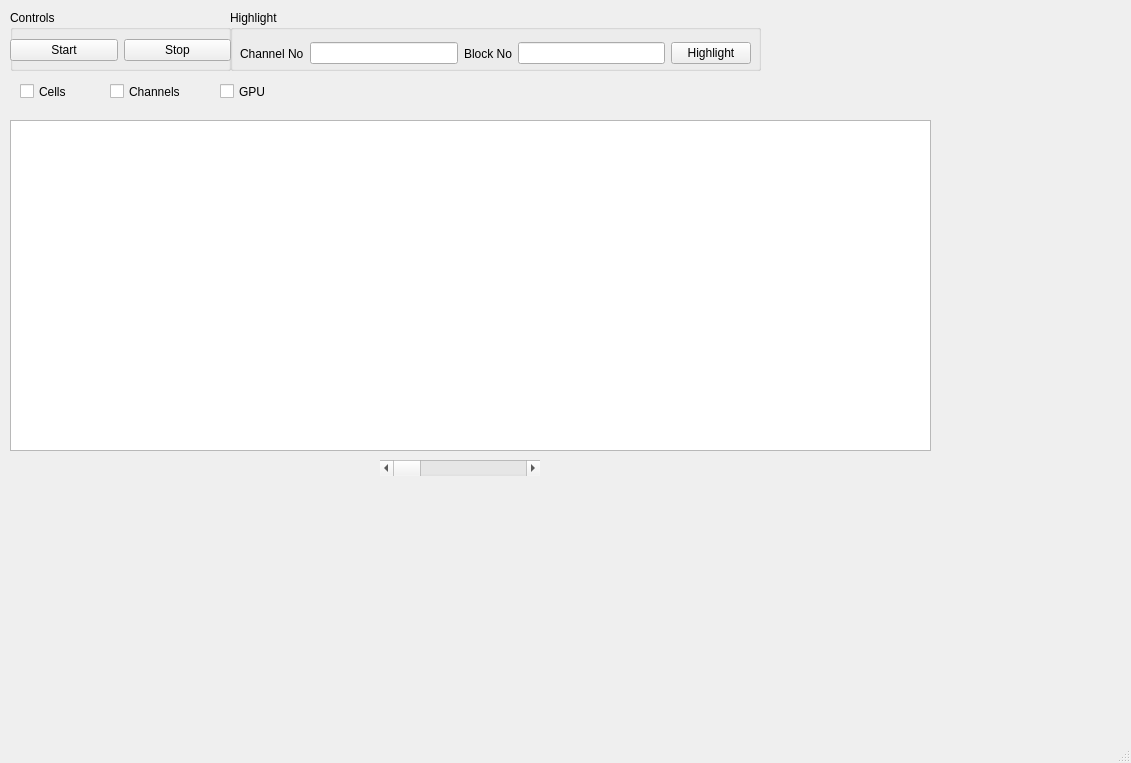
This is narsil/liverun/ui/liveWindow.ui in karempudi/narsil as Qt 5 draws it before an edit. The edited form follows.
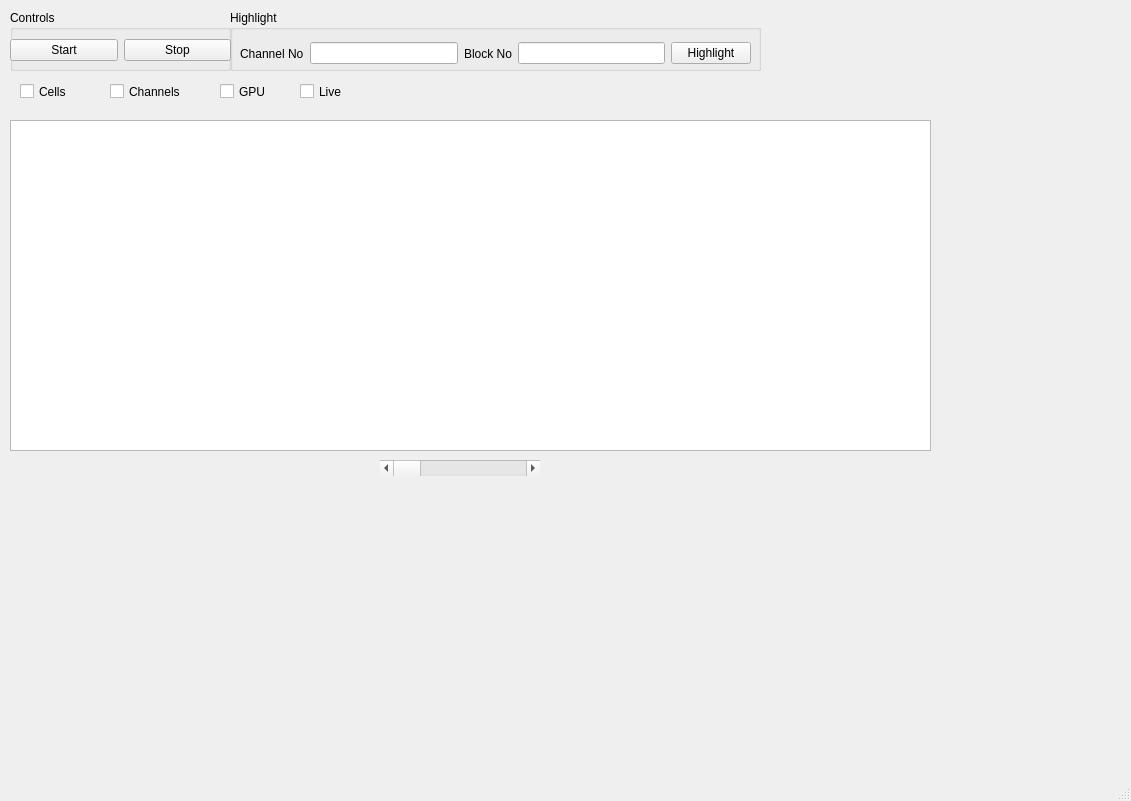
This is the edited form. Custom widgets are drawn as their Qt base class.

Commit message: Spotted error in channel detection data... Need to write error handling

```diff
--- a/narsil/liverun/ui/liveWindow.ui
+++ b/narsil/liverun/ui/liveWindow.ui
@@ -7,7 +7,7 @@
     <x>0</x>
     <y>0</y>
     <width>1131</width>
-    <height>763</height>
+    <height>801</height>
    </rect>
   </property>
   <property name="windowTitle">
@@ -167,6 +167,19 @@
      <string>GPU</string>
     </property>
    </widget>
+   <widget class="QCheckBox" name="isLiveCheckBox">
+    <property name="geometry">
+     <rect>
+      <x>300</x>
+      <y>80</y>
+      <width>92</width>
+      <height>23</height>
+     </rect>
+    </property>
+    <property name="text">
+     <string>Live</string>
+    </property>
+   </widget>
   </widget>
   <widget class="QMenuBar" name="menubar">
    <property name="geometry">
```
The commit also changes 2 other files.
